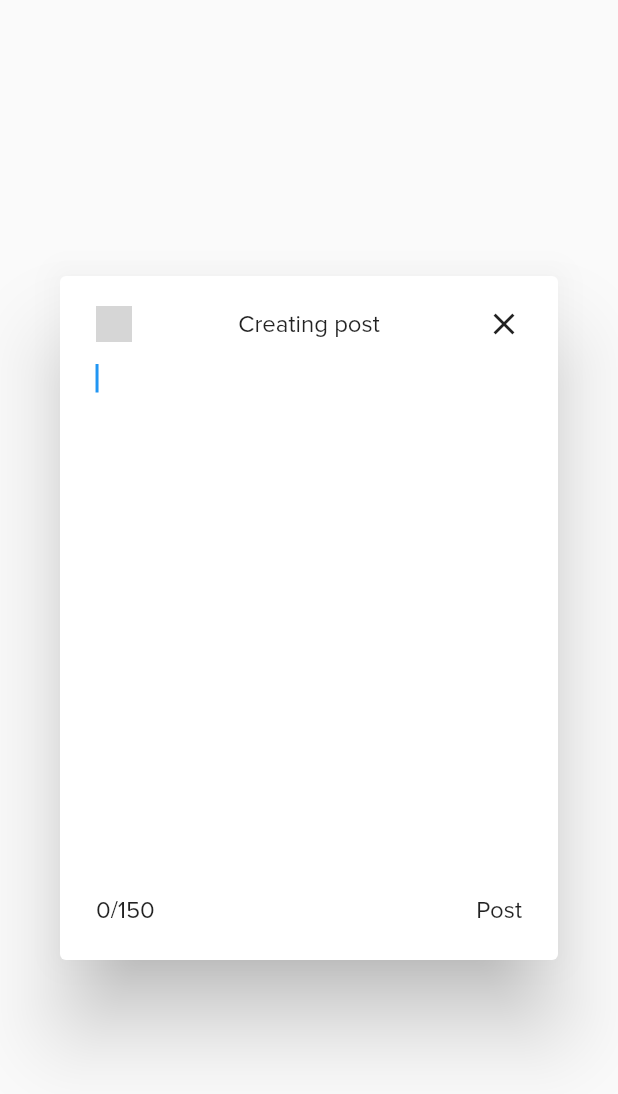
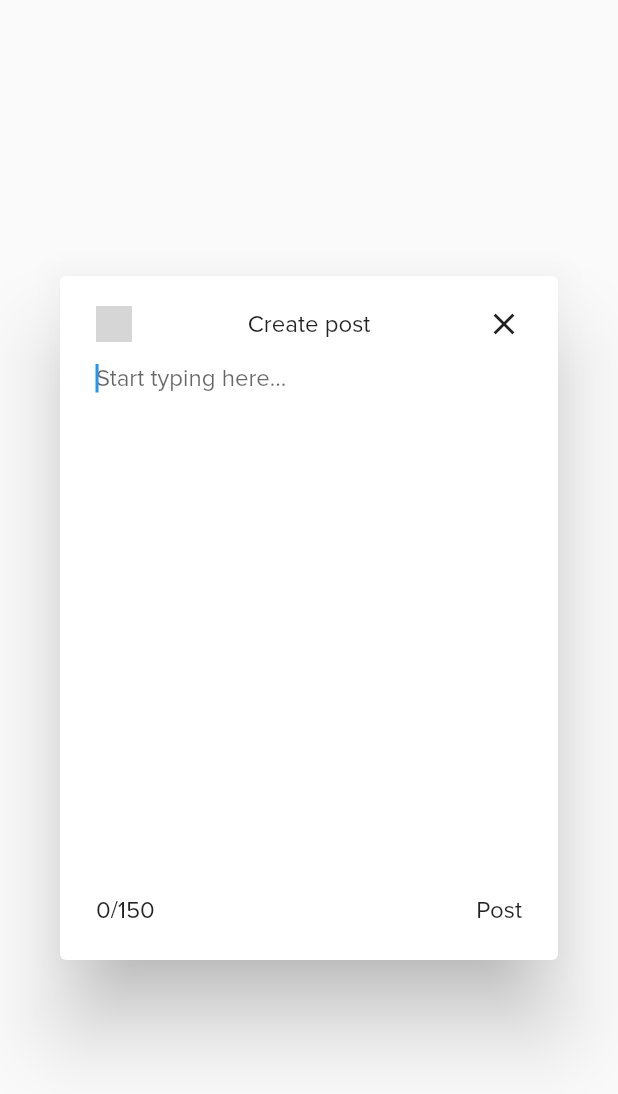
Before and after one commit to basicpreset/klout, a Flutter app: the AddPostWindow widget shown alone on an empty page, opened directly, on a phone screen of 412 x 824 dp. Shown: the top 1094 px of the screen. Run offline on Flutter 3.47's test engine with Material 2 defaults, Android fonts, the phone set to English and light mode, and no system bars; our stand-ins replace country_code_picker, pin_code_fields; grey boxes are pictures that could not be loaded.

```diff
--- a/lib/Screens/feedpage.dart
+++ b/lib/Screens/feedpage.dart
@@ -1,6 +1,7 @@
 import 'package:flutter/material.dart';
 import 'package:provider/provider.dart';
 import 'package:vrep/Core/userdata.dart';
+import 'package:vrep/Screens/widgets/createpost.dart';
 import 'package:vrep/Screens/widgets/userpost.dart';
 
 class FeedPage extends StatelessWidget {
@@ -20,6 +21,10 @@ class FeedPage extends StatelessWidget {
                 style: TextStyle(fontSize: 24, fontWeight: FontWeight.w700),
                 textAlign: TextAlign.start,
               ),
+              Padding(
+                padding: const EdgeInsets.symmetric(vertical: 10),
+                child: CreatePost(),
+              ),
               //Toggle between feed and search
               Column(
                 children: [UserPost(), UserPost(), UserPost()],
--- a/lib/Screens/widgets/addpostwindow.dart
+++ b/lib/Screens/widgets/addpostwindow.dart
@@ -1,7 +1,29 @@
 import 'package:flutter/material.dart';
 import 'package:vrep/Core/userdata.dart';
 
-class AddPostWindow extends StatelessWidget {
+class AddPostWindow extends StatefulWidget {
+  @override
+  _AddPostWindowState createState() => _AddPostWindowState();
+}
+
+class _AddPostWindowState extends State<AddPostWindow> {
+  TextEditingController _postController;
+
+  int maxPostLength = 150;
+  int currentPostLength = 0;
+
+  @override
+  void initState() {
+    super.initState();
+    _postController = TextEditingController();
+  }
+
+  void updatePostLength() {
+    setState(() {
+      currentPostLength = _postController.text.length;
+    });
+  }
+
   @override
   Widget build(BuildContext context) {
     return AlertDialog(
@@ -17,7 +39,7 @@ class AddPostWindow extends StatelessWidget {
                   backgroundImage: AssetImage('profile.jpg'),
                   radius: 12,
                 ),
-                Text('Creating post'),
+                Text('Create post'),
                 //Spacer(),
                 InkWell(
                   child: Icon(Icons.close),
@@ -28,16 +50,25 @@ class AddPostWindow extends StatelessWidget {
               ],
             ),
             TextField(
-              decoration: InputDecoration(border: InputBorder.none),
+              decoration: InputDecoration(
+                border: InputBorder.none,
+                counterText: '',
+                hintText: 'Start typing here...',
+              ),
               keyboardType: TextInputType.multiline,
               maxLines: null,
               autofocus: true,
               textAlignVertical: TextAlignVertical.top,
+              maxLength: 150,
+              controller: _postController,
+              onChanged: (String text) {
+                updatePostLength();
+              },
             ),
             Spacer(),
             Row(
               children: [
-                Text('0/150'),
+                Text('$currentPostLength/150'),
                 Spacer(),
                 InkWell(
                   child: Text('Post'),
--- /dev/null
+++ b/lib/Services/apiservice.dart
@@ -0,0 +1,3 @@
+class ApiServices {
+
+}
--- a/lib/main.dart
+++ b/lib/main.dart
@@ -22,7 +22,7 @@ class MasterWidget extends StatelessWidget {
       debugShowCheckedModeBanner: false,
       initialRoute: '/',
       routes: {
-        '/': (context) => UserPage(),
+        '/': (context) => NavigationCanvas(),
         '/register': (context) => RegisterPage(),
         '/otpverificationpage': (context) => OtpPage(),
         '/initialdetails': (context) => InitialDetailsPage(),
@@ -40,7 +40,7 @@ class NavigationCanvas extends StatefulWidget {
 class _NavigationCanvasState extends State<NavigationCanvas> {
   int _selectedIndex = 0;
 
-  List pages = [FeedPage(), SearchPage(), UserPage()];
+  List pages = [FeedPage(), SearchPage(), ThisUserPage()];
 
   List headers = [];
 
```
Also changed, not shown: lib/Screens/thisuserpage.dart (+2 -50 lines), lib/Screens/widgets/createpost.dart (added, +56 -0 lines).
